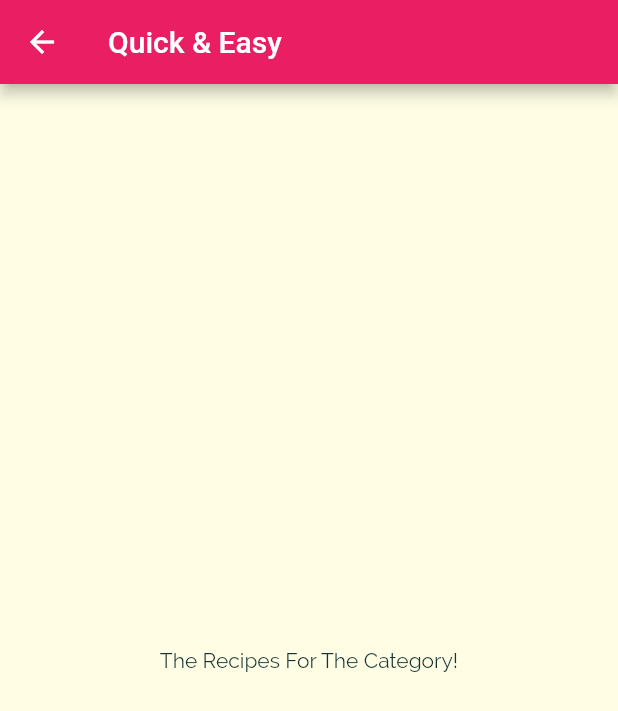
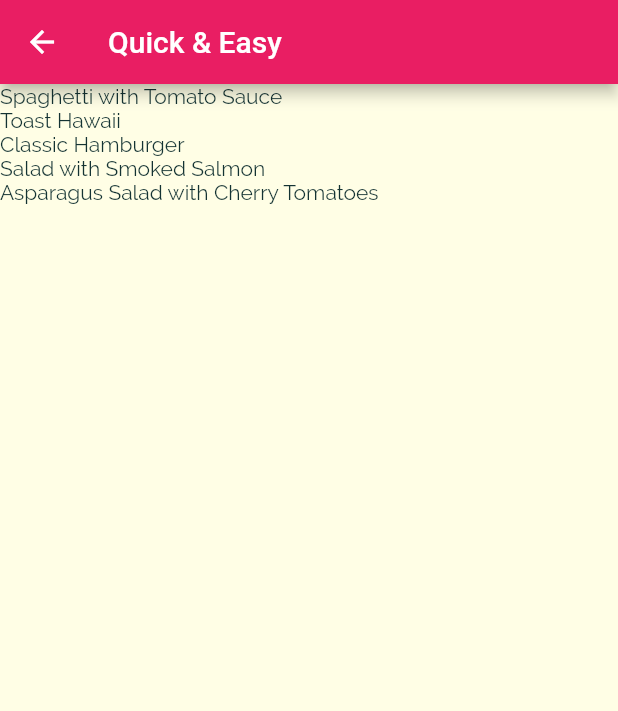
Before and after one commit to devopsengineering06/flutter_meals_app, a Flutter app: the screen it shows after launch, after a tap on "Quick & Easy", on a phone screen of 412 x 824 dp. Shown: the top 711 px of the screen. Run offline on Flutter 3.47's test engine with Material 2 defaults, Android fonts, the phone set to English and light mode, and no system bars.

Commit message:
Selecting Meals for a Chosen Category

```diff
--- a/lib/category_meals_screen.dart
+++ b/lib/category_meals_screen.dart
@@ -1,4 +1,6 @@
 import 'package:flutter/material.dart';
+
+import 'dummy_data.dart';
 
 class CategoryMealsScreen extends StatelessWidget {
   const CategoryMealsScreen({super.key});
@@ -15,16 +17,22 @@ class CategoryMealsScreen extends StatelessWidget {
         ModalRoute.of(context)?.settings.arguments as Map<String, String>;
 
     final categoryTitle = routeArgs['title'];
-    // final categoryId = routeArgs['id'];
+    final categoryId = routeArgs['id'];
+    final categoryMeals = dummyMeals.where(
+      (meal) {
+        return meal.categories.contains(categoryId);
+      },
+    ).toList();
 
     return Scaffold(
       appBar: AppBar(
         title: Text(categoryTitle!),
       ),
-      body: const Center(
-        child: Text(
-          'The Recipes For The Category!',
-        ),
+      body: ListView.builder(
+        itemBuilder: (ctx, index) {
+          return Text(categoryMeals[index].title);
+        },
+        itemCount: categoryMeals.length,
       ),
     );
   }
--- a/lib/dummy_data.dart
+++ b/lib/dummy_data.dart
@@ -189,8 +189,8 @@ const dummyMeals = [
   Meal(
     id: 'm5',
     categories: [
-      'c2'
-          'c5',
+      'c2',
+      'c5',
       'c10',
     ],
     title: 'Salad with Smoked Salmon',
```
